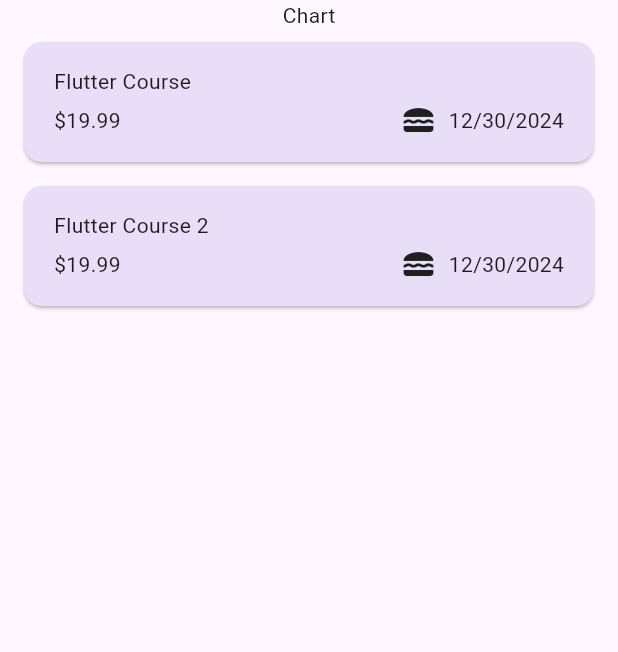
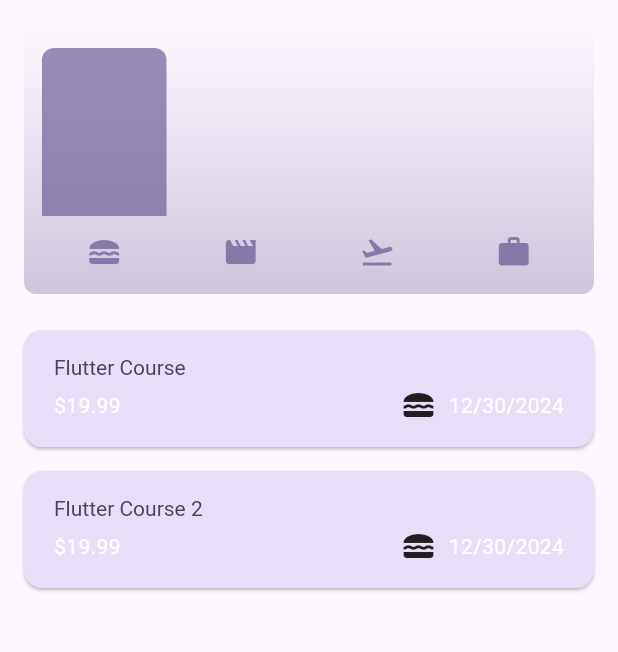
Before and after one commit to abdGhost/expense_tracker_app, a Flutter app: the screen it shows after launch, on a phone screen of 412 x 824 dp, the part 84-736 px from its top. Run offline on Flutter 3.47's test engine with Material 3 defaults, Android fonts, the phone set to English and light mode, and no system bars.

Commit message:
added chartbar

```diff
--- a/lib/main.dart
+++ b/lib/main.dart
@@ -5,10 +5,27 @@ var kColorScheme = ColorScheme.fromSeed(
   seedColor: Color.fromARGB(255, 96, 59, 181),
 );
 
+var kDarkColorScheme = ColorScheme.fromSeed(
+  brightness: Brightness.dark,
+  seedColor: Color.fromARGB(255, 5, 99, 125),
+);
+
 void main() {
   runApp(
     MaterialApp(
       debugShowCheckedModeBanner: false,
+      darkTheme: ThemeData.dark().copyWith(
+        colorScheme: kDarkColorScheme,
+        cardTheme: CardTheme().copyWith(
+          color: kDarkColorScheme.secondaryContainer,
+          margin: EdgeInsets.symmetric(horizontal: 16, vertical: 8),
+        ),
+        elevatedButtonTheme: ElevatedButtonThemeData(
+          style: ElevatedButton.styleFrom(
+            backgroundColor: kDarkColorScheme.primaryContainer,
+          ),
+        ),
+      ),
       theme: ThemeData().copyWith(
         colorScheme: kColorScheme,
         appBarTheme: AppBarTheme().copyWith(
@@ -24,14 +41,15 @@ void main() {
             backgroundColor: kColorScheme.primaryContainer,
           ),
         ),
-        // textTheme: TextTheme().copyWith(
-        //   titleLarge: TextStyle(
-        //     fontWeight: FontWeight.normal,
-        //     color: kColorScheme.onSecondaryContainer,
-        //     fontSize: 14,
-        //   ),
-        // ),
+        textTheme: TextTheme().copyWith(
+          titleLarge: TextStyle(
+            fontWeight: FontWeight.normal,
+            color: kColorScheme.onSecondaryContainer,
+            fontSize: 14,
+          ),
+        ),
       ),
+      themeMode: ThemeMode.system,
       home: Expenses(),
     ),
   );
--- a/lib/model/expense.dart
+++ b/lib/model/expense.dart
@@ -38,3 +38,27 @@ class Expense {
     return formatter.format(date);
   }
 }
+
+class ExpenseBucket {
+  const ExpenseBucket({
+    required this.category,
+    required this.expenses,
+  });
+
+  ExpenseBucket.forCategory(List<Expense> allExpenses, this.category)
+      : expenses = allExpenses
+            .where((expense) => expense.category == category)
+            .toList();
+
+  final Category category;
+  final List<Expense> expenses;
+
+  double get totalExpenses {
+    double sum = 0;
+
+    for (final expense in expenses) {
+      sum += expense.amount;
+    }
+    return sum;
+  }
+}
--- /dev/null
+++ b/lib/widgets/chart/chart.dart
@@ -0,0 +1,95 @@
+import 'package:flutter/material.dart';
+
+import '../../model/expense.dart';
+import 'chart_bar.dart';
+
+class Chart extends StatelessWidget {
+  const Chart({super.key, required this.expenses});
+
+  final List<Expense> expenses;
+
+  List<ExpenseBucket> get buckets {
+    return [
+      ExpenseBucket.forCategory(expenses, Category.food),
+      ExpenseBucket.forCategory(expenses, Category.leisure),
+      ExpenseBucket.forCategory(expenses, Category.travel),
+      ExpenseBucket.forCategory(expenses, Category.work),
+    ];
+  }
+
+  double get maxTotalExpense {
+    double maxTotalExpense = 0;
+
+    for (final bucket in buckets) {
+      if (bucket.totalExpenses > maxTotalExpense) {
+        maxTotalExpense = bucket.totalExpenses;
+      }
+    }
+
+    return maxTotalExpense;
+  }
+
+  @override
+  Widget build(BuildContext context) {
+    final isDarkMode =
+        MediaQuery.of(context).platformBrightness == Brightness.dark;
+    return Container(
+      margin: const EdgeInsets.all(16),
+      padding: const EdgeInsets.symmetric(
+        vertical: 16,
+        horizontal: 8,
+      ),
+      width: double.infinity,
+      height: 180,
+      decoration: BoxDecoration(
+        borderRadius: BorderRadius.circular(8),
+        gradient: LinearGradient(
+          colors: [
+            Theme.of(context).colorScheme.primary.withOpacity(0.3),
+            Theme.of(context).colorScheme.primary.withOpacity(0.0)
+          ],
+          begin: Alignment.bottomCenter,
+          end: Alignment.topCenter,
+        ),
+      ),
+      child: Column(
+        children: [
+          Expanded(
+            child: Row(
+              crossAxisAlignment: CrossAxisAlignment.end,
+              children: [
+                for (final bucket in buckets) // alternative to map()
+                  ChartBar(
+                    fill: bucket.totalExpenses == 0
+                        ? 0
+                        : bucket.totalExpenses / maxTotalExpense,
+                  )
+              ],
+            ),
+          ),
+          const SizedBox(height: 12),
+          Row(
+            children: buckets
+                .map(
+                  (bucket) => Expanded(
+                    child: Padding(
+                      padding: const EdgeInsets.symmetric(horizontal: 4),
+                      child: Icon(
+                        categoryIcons[bucket.category],
+                        color: isDarkMode
+                            ? Theme.of(context).colorScheme.secondary
+                            : Theme.of(context)
+                                .colorScheme
+                                .primary
+                                .withOpacity(0.7),
+                      ),
+                    ),
+                  ),
+                )
+                .toList(),
+          )
+        ],
+      ),
+    );
+  }
+}
--- /dev/null
+++ b/lib/widgets/chart/chart_bar.dart
@@ -0,0 +1,34 @@
+import 'package:flutter/material.dart';
+
+class ChartBar extends StatelessWidget {
+  const ChartBar({
+    super.key,
+    required this.fill,
+  });
+
+  final double fill;
+
+  @override
+  Widget build(BuildContext context) {
+    final isDarkMode =
+        MediaQuery.of(context).platformBrightness == Brightness.dark;
+    return Expanded(
+      child: Padding(
+        padding: const EdgeInsets.symmetric(horizontal: 4),
+        child: FractionallySizedBox(
+          heightFactor: fill,
+          child: DecoratedBox(
+            decoration: BoxDecoration(
+              shape: BoxShape.rectangle,
+              borderRadius:
+                  const BorderRadius.vertical(top: Radius.circular(8)),
+              color: isDarkMode
+                  ? Theme.of(context).colorScheme.secondary
+                  : Theme.of(context).colorScheme.primary.withOpacity(0.65),
+            ),
+          ),
+        ),
+      ),
+    );
+  }
+}
--- a/lib/widgets/expenses.dart
+++ b/lib/widgets/expenses.dart
@@ -1,3 +1,4 @@
+import 'package:expense_tracker/widgets/chart/chart.dart';
 import 'package:expense_tracker/widgets/new_expense.dart';
 import 'package:flutter/material.dart';
 
@@ -103,7 +104,7 @@ class _ExpensesState extends State<Expenses> {
       ),
       body: Column(
         children: [
-          Text('Chart'),
+          Chart(expenses: _registeredExppenses),
           Expanded(
             child: mainContent,
           ),
--- a/lib/widgets/expenses_list/expense_item.dart
+++ b/lib/widgets/expenses_list/expense_item.dart
@@ -15,6 +15,7 @@ class ExpenseItem extends StatelessWidget {
           children: [
             Text(
               expense.title,
+              style: Theme.of(context).textTheme.titleLarge,
             ),
             const SizedBox(
               height: 4,
--- a/lib/widgets/expenses_list/expenses_list.dart
+++ b/lib/widgets/expenses_list/expenses_list.dart
@@ -19,6 +19,12 @@ class ExpensesList extends StatelessWidget {
       itemCount: expenses.length,
       itemBuilder: (context, index) {
         return Dismissible(
+          background: Container(
+            margin: EdgeInsets.symmetric(
+              horizontal: Theme.of(context).cardTheme.margin!.horizontal,
+            ),
+            color: Theme.of(context).colorScheme.error.withValues(),
+          ),
           key: ValueKey(expenses[index]),
           onDismissed: (direction) {
             onRemoveExpense(expenses[index]);
```
